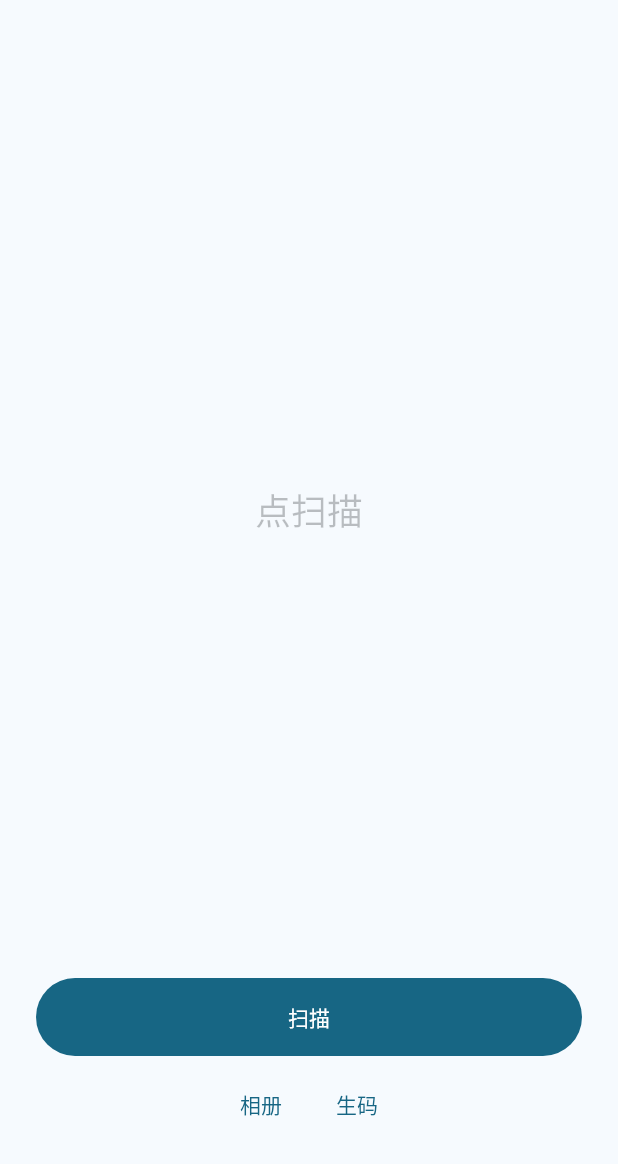
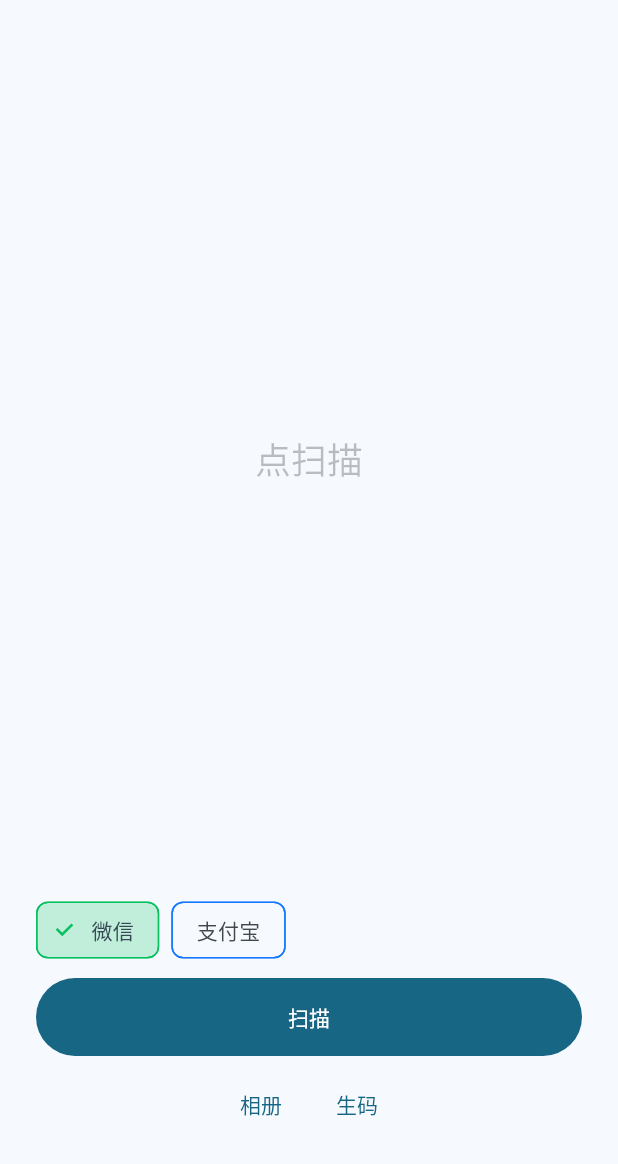
Before and after one commit to wu9007/qrcode_scanner, a Flutter app: the screen it shows after launch, after a tap on "扫描", on a phone screen of 412 x 824 dp, the part 72-1236 px from its top. Run offline on Flutter 3.47's test engine with Material 3 defaults, Android fonts, the light colour scheme and no system bars.

Commit message:
1.2.1: ScanLooks.wechat / alipay. Glow scan line.
Still color + hint. Packaged as WeChat green and Alipay blue.

```diff
--- a/example/lib/main.dart
+++ b/example/lib/main.dart
@@ -35,13 +35,11 @@ class DemoPage extends StatefulWidget {
 class _DemoPageState extends State<DemoPage> {
   String? _result;
   Uint8List? _png;
+  scanner.ScanLooks _looks = scanner.ScanLooks.wechat;
 
   Future<void> _scan() async {
     try {
-      final String? code = await scanner.scan(
-        color: Theme.of(context).colorScheme.primary,
-        hint: '对准条码或二维码',
-      );
+      final String? code = await scanner.scan(looks: _looks);
       if (!mounted) return;
       setState(() => _result = code);
     } on PlatformException catch (e) {
@@ -100,6 +98,25 @@ class _DemoPageState extends State<DemoPage> {
                         ),
                 ),
               ),
+              const SizedBox(height: 12),
+              Wrap(
+                spacing: 8,
+                children: <Widget>[
+                  _LooksChip(
+                    label: '微信',
+                    color: scanner.ScanLooks.wechat.color,
+                    selected: _looks == scanner.ScanLooks.wechat,
+                    onTap: () => setState(() => _looks = scanner.ScanLooks.wechat),
+                  ),
+                  _LooksChip(
+                    label: '支付宝',
+                    color: scanner.ScanLooks.alipay.color,
+                    selected: _looks == scanner.ScanLooks.alipay,
+                    onTap: () => setState(() => _looks = scanner.ScanLooks.alipay),
+                  ),
+                ],
+              ),
+              const SizedBox(height: 8),
               FilledButton(
                 onPressed: _scan,
                 style: FilledButton.styleFrom(
@@ -122,3 +139,29 @@ class _DemoPageState extends State<DemoPage> {
     );
   }
 }
+
+class _LooksChip extends StatelessWidget {
+  const _LooksChip({
+    required this.label,
+    required this.color,
+    required this.selected,
+    required this.onTap,
+  });
+
+  final String label;
+  final Color color;
+  final bool selected;
+  final VoidCallback onTap;
+
+  @override
+  Widget build(BuildContext context) {
+    return FilterChip(
+      label: Text(label),
+      selected: selected,
+      onSelected: (_) => onTap(),
+      selectedColor: color.withValues(alpha: 0.22),
+      checkmarkColor: color,
+      side: BorderSide(color: color),
+    );
+  }
+}
--- a/lib/qrscan.dart
+++ b/lib/qrscan.dart
@@ -24,22 +24,46 @@ const String NoActivity = 'NO_ACTIVITY';
 
 const MethodChannel _channel = MethodChannel('qr_scan');
 
+/// Packaged [color] + [hint]. Still the same two overlay knobs.
+class ScanLooks {
+  const ScanLooks({required this.color, this.hint});
+
+  final Color color;
+  final String? hint;
+
+  /// WeChat green. 「将二维码/条码放入框内，即可自动扫描」
+  static const ScanLooks wechat = ScanLooks(
+    color: Color(0xFF07C160),
+    hint: '将二维码/条码放入框内，即可自动扫描',
+  );
+
+  /// Alipay blue. 「对准二维码/条码」
+  static const ScanLooks alipay = ScanLooks(
+    color: Color(0xFF1677FF),
+    hint: '对准二维码/条码',
+  );
+}
+
 /// Open the camera scanner and return the decoded string, or `null` if cancelled.
 ///
 /// This does not open the gallery. Use [scanPhoto] for that.
 ///
 /// [color] tints the corner marks and the scan line (default `#12C4FF`).
-/// [hint] is a single line under the viewfinder. Omit both and `scan()` is
+/// [hint] is a line under the viewfinder.
+/// [looks] is just [ScanLooks.wechat] / [ScanLooks.alipay] — same two knobs.
+/// Explicit [color] / [hint] win over [looks]. Omit all three and `scan()` is
 /// the 2019 call.
-Future<String?> scan({Color? color, String? hint}) async {
+Future<String?> scan({Color? color, String? hint, ScanLooks? looks}) async {
+  final Color? tint = color ?? looks?.color;
+  final String? copy = hint ?? looks?.hint;
   final Map<String, Object> args = <String, Object>{};
-  if (color != null) {
+  if (tint != null) {
     // Color.value is ARGB. toARGB32() needs a newer Flutter than 3.10.
     // ignore: deprecated_member_use
-    args['color'] = color.value;
+    args['color'] = tint.value;
   }
-  if (hint != null) {
-    args['hint'] = hint;
+  if (copy != null) {
+    args['hint'] = copy;
   }
   return await _channel.invokeMethod<String>('scan', args);
 }
--- a/pubspec.yaml
+++ b/pubspec.yaml
@@ -2,7 +2,7 @@ name: qrscan
 description: >-
   One-shot Flutter QR/barcode scanner: open camera, first decode, string back.
   Android CameraX+ZXing, iOS Vision. Not a widget.
-version: 1.2.0
+version: 1.2.1
 homepage: https://pub.dev/packages/qrscan
 repository: https://github.com/wu9007/qrcode_scanner
 issue_tracker: https://github.com/wu9007/qrcode_scanner/issues
```
Also changed, not shown: 6 other files.
